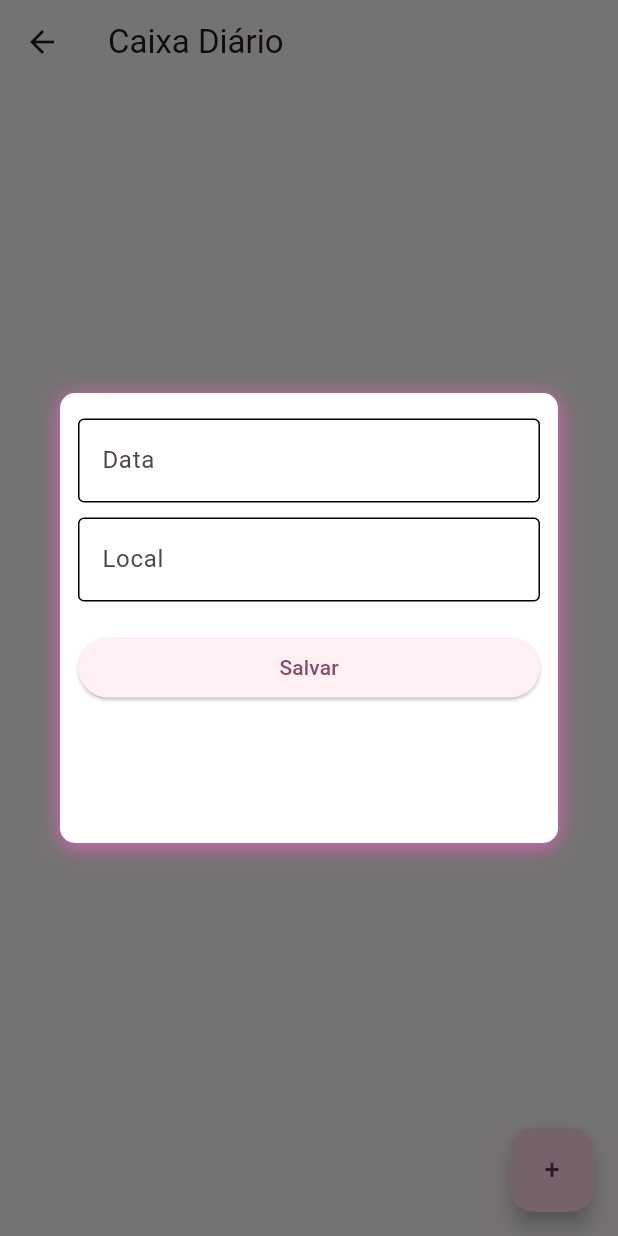
After one commit to eduardamoreiira/nakombi-app, a Flutter app: the ListaCaixaPage screen opened directly, after a tap on an icon or button, on a phone screen of 412 x 824 dp. The commit adds this screen. Run offline on Flutter 3.47's test engine with Material 3 defaults, Android fonts, the phone set to English and light mode, and no system bars; our stand-ins replace cloud_firestore, firebase_core, firebase_storage, flutter_svg; accounts and stored records are empty.

Commit message:
Atualizações, criação do Caixa

```diff
--- /dev/null
+++ b/nakombi/lib/caixa/pages/lista_caixa_page.dart
@@ -0,0 +1,76 @@
+import 'package:cloud_firestore/cloud_firestore.dart';
+import 'package:flutter/material.dart';
+import 'package:nacombi/caixa/models/caixa_model.dart';
+import 'package:nacombi/commons/my_textformfield.dart';
+
+class ListaCaixaPage extends StatelessWidget {
+  const ListaCaixaPage({super.key});
+
+  @override
+  Widget build(BuildContext context) {
+    var keyForm = GlobalKey<FormState>();
+    TextEditingController dataController = TextEditingController();
+    return Scaffold(
+      appBar: AppBar(title: Text('Caixa Diário')),
+      floatingActionButton: FloatingActionButton(
+        child: Text('+', style: TextStyle(fontSize: 18)),
+        onPressed: () {
+          showDialog(
+            context: context,
+            builder: (context) {
+              return Dialog(
+                child: Container(
+                  height: 300,
+                  padding: EdgeInsets.all(12),
+                  decoration: BoxDecoration(
+                    color: Colors.white,
+                    borderRadius: BorderRadius.circular(10),
+                    boxShadow: [
+                      BoxShadow(
+                        color: const Color.fromARGB(210, 246, 98, 202),
+                        blurRadius: 10,
+                        offset: Offset(0, 2),
+                      ),
+                    ],
+                  ),
+                  child: Form(
+                    key: keyForm,
+                    child: Column(
+                      children: [
+                        MyTextFormField(
+                          'Data',
+                          controller: dataController,
+                          onTap: () async {
+                            DateTime? pickedDate = await showDatePicker(
+                              context: context,
+                              firstDate: DateTime(2020),
+                              lastDate: DateTime(2030),
+                              initialDate: DateTime.now(),
+                            );
+                            if (pickedDate != null) {
+                              dataController.text =
+                                  '${pickedDate.day}/${pickedDate.month}/${pickedDate.year}';
+                            }
+                          },
+                        ),
+                        MyTextFormField('Local'),
+                        SizedBox(height: 15),
+                        SizedBox(
+                          width: double.infinity,
+                          child: ElevatedButton(
+                            onPressed: () {},
+                            child: Text('Salvar'),
+                          ),
+                        ),
+                      ],
+                    ),
+                  ),
+                ),
+              );
+            },
+          );
+        },
+      ),
+    );
+  }
+}
--- a/nakombi/lib/commons/my_textformfield.dart
+++ b/nakombi/lib/commons/my_textformfield.dart
@@ -4,17 +4,20 @@ class MyTextFormField extends StatelessWidget {
   MyTextFormField(
     this.label, {
     super.key,
-    required this.controller,
+    this.controller,
     this.initialValue,
+    this.onTap,
   });
   final String label;
-  final TextEditingController controller;
-  String? initialValue;
+  final TextEditingController? controller;
+  final String? initialValue;
+  void Function()? onTap;
   @override
   Widget build(BuildContext context) {
     return Padding(
       padding: const EdgeInsets.only(bottom: 5.0, top: 5),
       child: TextFormField(
+        onTap: onTap,
         initialValue: initialValue,
         controller: controller,
         decoration: InputDecoration(
--- a/nakombi/lib/main.dart
+++ b/nakombi/lib/main.dart
@@ -31,7 +31,9 @@ class MyApp extends StatelessWidget {
     return MaterialApp(
       title: 'Flutter Demo',
       theme: ThemeData(
-        colorScheme: ColorScheme.fromSeed(seedColor: Colors.lightBlueAccent),
+        colorScheme: ColorScheme.fromSeed(
+          seedColor: const Color.fromARGB(255, 252, 90, 190),
+        ),
       ),
       home: const MainPage(),
     );
```
Also changed, not shown: nakombi/lib/caixa/models/caixa_model.dart (added, +74 -0 lines), nakombi/lib/caixa/services/caixa_service.dart (added, +11 -0 lines), nakombi/lib/categorias/pages/deletar_categoria.dart (added, +49 -0 lines), nakombi/lib/main/main_page.dart (+3 -4 lines), nakombi/lib/produtos/pages/adicionar_produto_page.dart (+42 -0 lines), nakombi/lib/produtos/service/produto_service.dart (+34 -0 lines).
